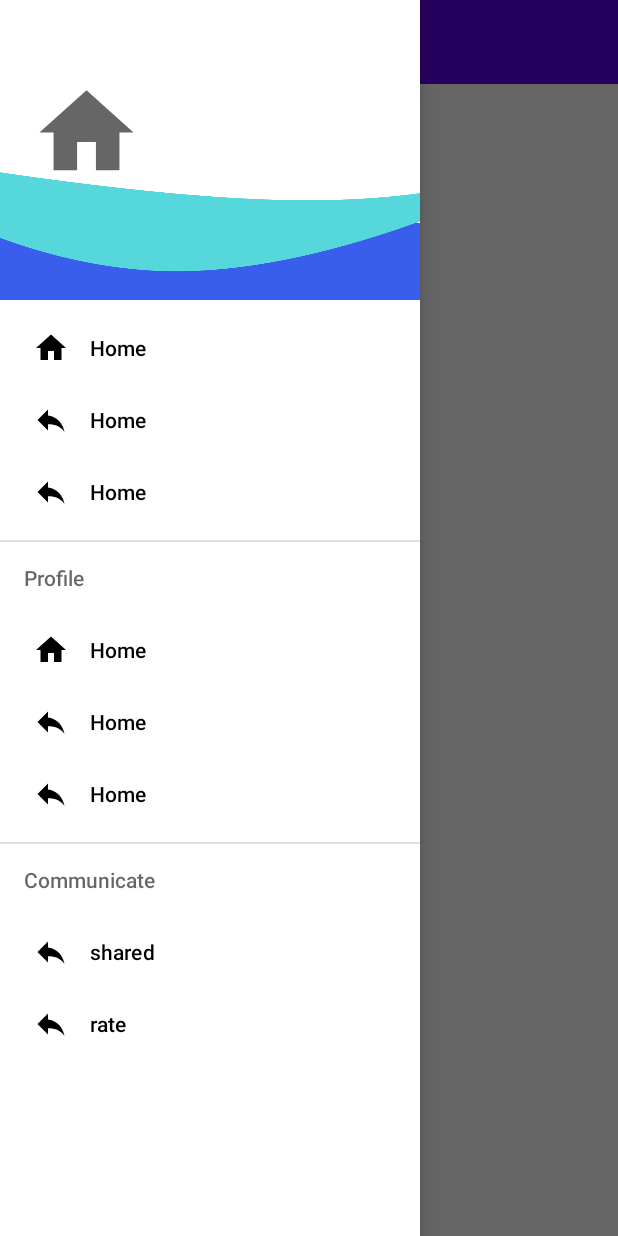
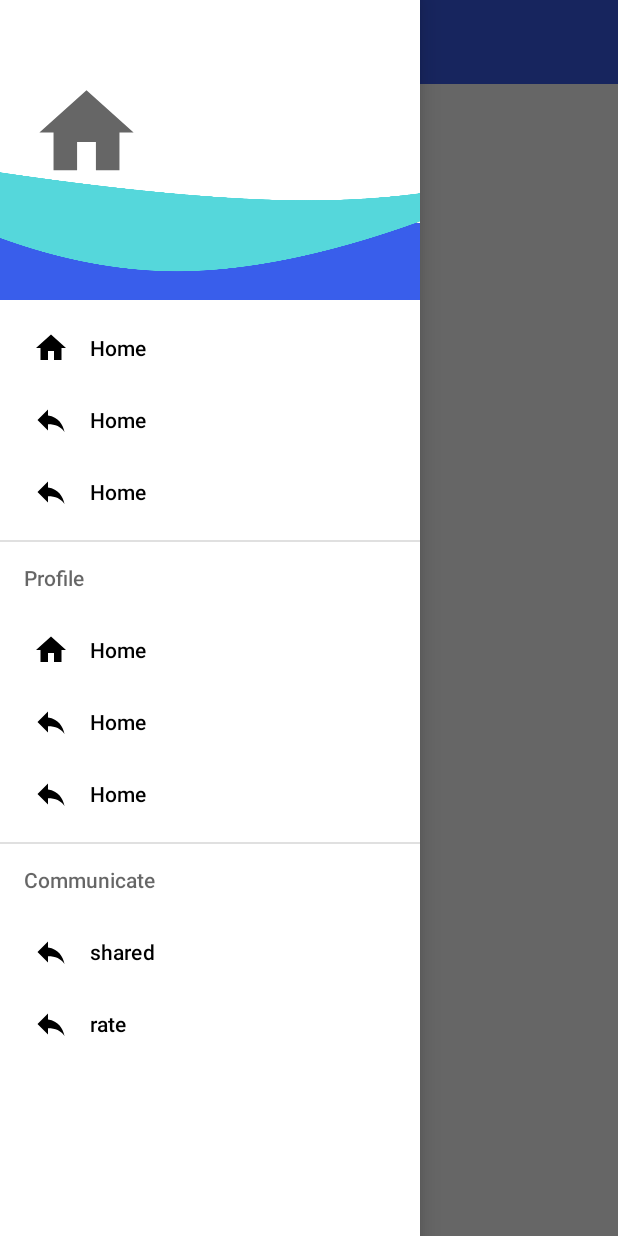
Before and after one commit to Bottrap/MyStore_1_0, an Android app: the ProfileActivity screen opened directly, with no data from a screen before it, with the side drawer open, on a phone screen of 412 x 824 dp. Run offline under Robolectric (Android 15) with nearby library versions, the phone set to English and light mode, and no system bars; Roboto replaces fonts that are not available here; 2 statements that could not run were skipped.

Commit message:
Vero Bug Fix

```diff
--- a/app/src/main/java/com/example/mystore_1_0/ProfileActivity.java
+++ b/app/src/main/java/com/example/mystore_1_0/ProfileActivity.java
@@ -2,6 +2,7 @@ package com.example.mystore_1_0;
 import androidx.annotation.NonNull;
 import androidx.appcompat.app.ActionBarDrawerToggle;
 import androidx.appcompat.app.AppCompatActivity;
+import androidx.core.content.ContextCompat;
 import androidx.core.view.GravityCompat;
 import androidx.drawerlayout.widget.DrawerLayout;
 import androidx.appcompat.widget.Toolbar;
@@ -9,6 +10,8 @@ import android.content.Intent;
 import android.os.Bundle;
 import android.view.MenuItem;
 import android.view.View;
+import android.view.Window;
+import android.view.WindowManager;
 import android.widget.TextView;
 
 import com.google.android.material.navigation.NavigationView;
@@ -22,6 +25,12 @@ public class ProfileActivity extends AppCompatActivity implements NavigationView
     protected void onCreate(Bundle savedInstanceState) {
         super.onCreate(savedInstanceState);
         setContentView(R.layout.activity_profile);
+
+        //Cambio il colore della status bar
+        Window window = ProfileActivity.this.getWindow();
+        window.clearFlags(WindowManager.LayoutParams.FLAG_TRANSLUCENT_STATUS);
+        window.addFlags(WindowManager.LayoutParams.FLAG_DRAWS_SYSTEM_BAR_BACKGROUNDS);
+        window.setStatusBarColor(ContextCompat.getColor(ProfileActivity.this, R.color.bluDiSotto));
 
         drawerLayout = findViewById(R.id.drawer_layout);
         navigationView = findViewById(R.id.nav_view);
@@ -37,6 +46,7 @@ public class ProfileActivity extends AppCompatActivity implements NavigationView
 
         //toolbar
         setSupportActionBar(toolbar);
+        getSupportActionBar().setTitle("Mi dissocio");
         //drawer menu
         navigationView.bringToFront(); //si evidenzia alla pressione
         ActionBarDrawerToggle toggle = new ActionBarDrawerToggle(this, drawerLayout, toolbar, R.string.navigation_drawer_open, R.string.navigation_drawer_close);
--- a/app/src/main/res/layout/activity_profile.xml
+++ b/app/src/main/res/layout/activity_profile.xml
@@ -36,7 +36,7 @@
             android:id="@+id/toolbar"
             android:layout_width="match_parent"
             android:layout_height="wrap_content"
-            android:background="?attr/colorPrimary"
+            android:background="@color/bluDiSotto"
             android:minHeight="?attr/actionBarSize"
             android:theme="?attr/actionBarTheme"
             app:navigationIcon="@drawable/ic_baseline_menu" />
--- a/app/src/main/res/values/colors.xml
+++ b/app/src/main/res/values/colors.xml
@@ -10,4 +10,5 @@
     <color name="transparent">#00000000</color>
     <color name="statusBarColor">#CAE4F1</color>
     <color name="scanStatusBarColor">#55D7DB</color>
+    <color name="bluDiSotto">#395EEB</color>
 </resources>
```
